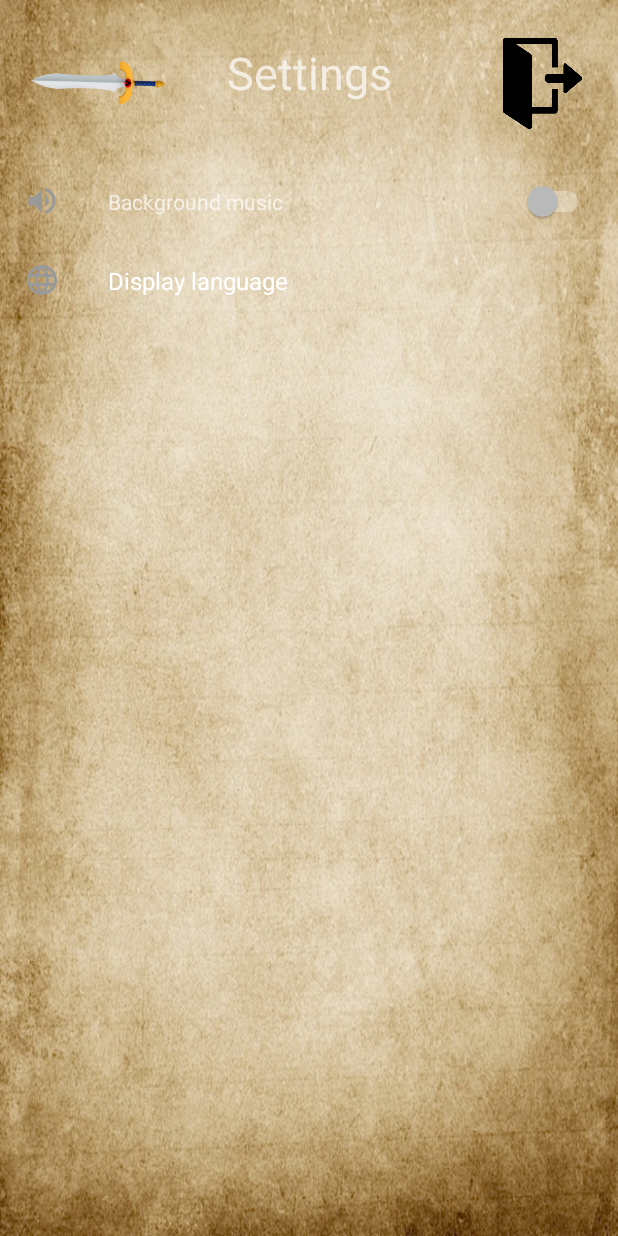
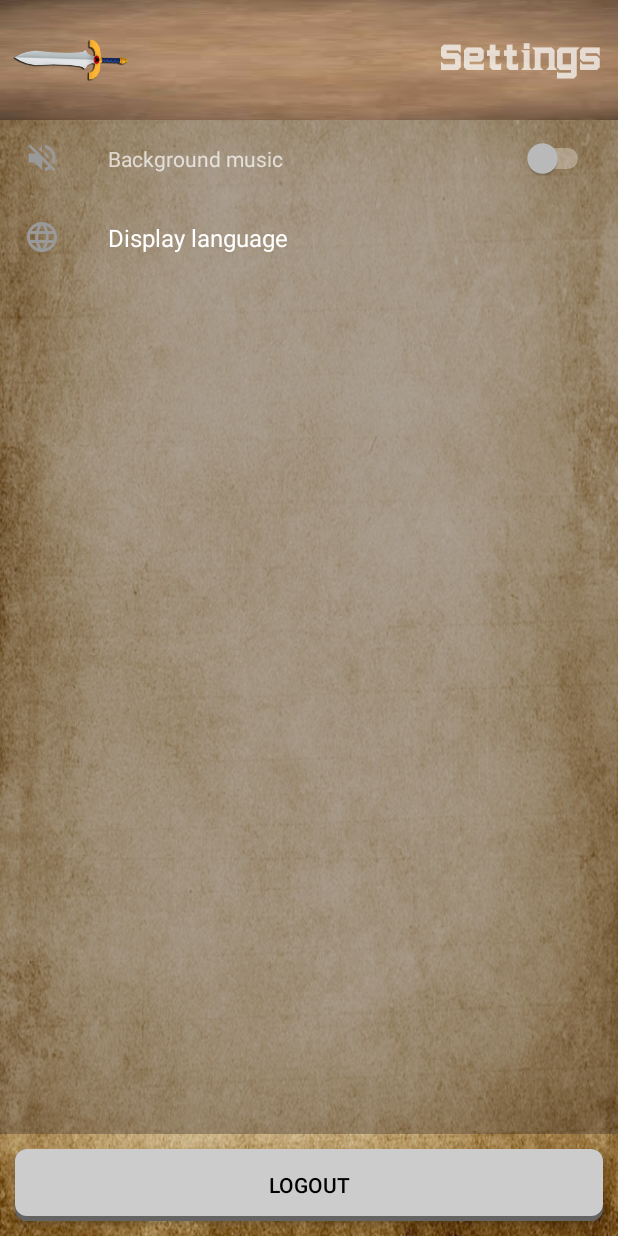
Before and after one commit to svetlinyotov/pmu-android-app, an Android app: the SettingsActivity screen opened directly, with no data from a screen before it, on a phone screen of 412 x 824 dp. Run offline under Robolectric (Android 15) with nearby library versions, the phone set to English and light mode, and no system bars; our stand-ins replace androidx.preference; 1 statement that could not run was skipped.

Commit message:
UI/UX improvements

```diff
--- a/app/src/main/java/com/snsdevelop/tusofia/sem6/pmu/Fragments/SettingsFragment.java
+++ b/app/src/main/java/com/snsdevelop/tusofia/sem6/pmu/Fragments/SettingsFragment.java
@@ -2,6 +2,9 @@ package com.snsdevelop.tusofia.sem6.pmu.Fragments;
 
 
 import android.os.Bundle;
+import android.view.LayoutInflater;
+import android.view.View;
+import android.view.ViewGroup;
 
 import com.snsdevelop.tusofia.sem6.pmu.Helpers.BackgroundMusic;
 import com.snsdevelop.tusofia.sem6.pmu.R;
@@ -21,9 +24,9 @@ public class SettingsFragment extends PreferenceFragmentCompat {
             BackgroundMusic.doBindService(getContext());
             BackgroundMusic.startService(getContext());
             if (StoredData.getBoolean(getContext(), StoredData.SETTINGS_IS_BG_MUSIC_PLAYING)) {
+                settingIsMuted.setIcon(getContext().getDrawable(R.drawable.ic_volume_up_999_24dp));
+            } else {
                 settingIsMuted.setIcon(getContext().getDrawable(R.drawable.ic_volume_off_999_24dp));
-            } else {
-                settingIsMuted.setIcon(getContext().getDrawable(R.drawable.ic_volume_up_999_24dp));
             }
             settingIsMuted.setOnPreferenceChangeListener((preference, o) -> {
                 boolean isPlaying = (boolean) o;
@@ -44,6 +47,15 @@ public class SettingsFragment extends PreferenceFragmentCompat {
     }
 
     @Override
+    public View onCreateView(LayoutInflater inflater, ViewGroup container, Bundle savedInstanceState) {
+        View view = super.onCreateView(inflater, container, savedInstanceState);
+        if (view != null && getActivity() != null) {
+            view.setBackgroundColor(getResources().getColor(R.color.colorSettingsBackground, getActivity().getTheme()));
+        }
+        return view;
+    }
+
+    @Override
     public void onDestroyView() {
         super.onDestroyView();
     }
--- a/app/src/main/java/com/snsdevelop/tusofia/sem6/pmu/SettingsActivity.java
+++ b/app/src/main/java/com/snsdevelop/tusofia/sem6/pmu/SettingsActivity.java
@@ -1,10 +1,12 @@
 package com.snsdevelop.tusofia.sem6.pmu;
 
 import android.os.Bundle;
+import android.widget.Button;
 import android.widget.ImageButton;
 
 import com.snsdevelop.tusofia.sem6.pmu.Fragments.SettingsFragment;
 import com.snsdevelop.tusofia.sem6.pmu.Helpers.Auth;
+import com.snsdevelop.tusofia.sem6.pmu.Utils.AlertDialog;
 
 public class SettingsActivity extends BaseActivity {
 
@@ -20,10 +22,15 @@ public class SettingsActivity extends BaseActivity {
                 .commit();
 
         ImageButton buttonBack = findViewById(R.id.buttonBack);
-        ImageButton buttonLogOut = findViewById(R.id.buttonLogOut);
+        Button buttonLogOut = findViewById(R.id.buttonLogout);
 
         buttonBack.setOnClickListener((v) -> finish());
-        buttonLogOut.setOnClickListener((v) -> Auth.logOut(this));
+        buttonLogOut.setOnClickListener((v) -> new AlertDialog(this).getBuilder()
+                .setTitle("Are you sure you want to logout?")
+                .setPositiveButton("Yes", (dialogInterface, i) -> Auth.logOut(this))
+                .setNegativeButton("No", (dialogInterface, i) -> dialogInterface.cancel())
+                .show()
+        );
 
     }
 
--- a/app/src/main/res/anim/bounce_in.xml
+++ b/app/src/main/res/anim/bounce_in.xml
@@ -4,7 +4,7 @@
     android:interpolator="@android:anim/bounce_interpolator">
 
     <translate
-        android:duration="1000"
+        android:duration="1200"
         android:fromXDelta="0%"
         android:fromYDelta="100%"
         android:toXDelta="0%"
--- /dev/null
+++ b/app/src/main/res/drawable/button_gray_default.xml
@@ -0,0 +1,32 @@
+<?xml version="1.0" encoding="utf-8"?>
+<ripple xmlns:android="http://schemas.android.com/apk/res/android"
+    android:color="#CCC">
+
+    <item>
+        <shape android:shape="rectangle">
+
+            <solid android:color="#646464" />
+            <corners android:radius="8dp" />
+
+        </shape>
+    </item>
+
+    <item
+        android:id="@android:id/mask"
+        android:bottom="5px">
+        <shape android:shape="rectangle">
+            <solid android:color="#fff" />
+            <corners android:radius="8dp" />
+        </shape>
+    </item>
+
+    <item
+        android:id="@android:id/background"
+        android:bottom="5px">
+        <shape android:shape="rectangle">
+            <solid android:color="#CCC" />
+            <corners android:radius="8dp" />
+            <stroke android:color="#222" />
+        </shape>
+    </item>
+</ripple>
--- a/app/src/main/res/layout/activity_settings.xml
+++ b/app/src/main/res/layout/activity_settings.xml
@@ -4,44 +4,59 @@
     android:layout_height="match_parent"
     android:background="@drawable/history_background">
 
+    <RelativeLayout
+        android:id="@+id/layoutTitleSettings"
+        android:layout_width="match_parent"
+        android:layout_height="80dp"
+        android:background="@drawable/old_color"
+        android:orientation="horizontal">
 
         <ImageButton
             android:id="@+id/buttonBack"
-        android:layout_width="110dp"
-        android:layout_height="90dp"
+            android:layout_width="80dp"
+            android:layout_height="30dp"
             android:layout_alignParentStart="true"
-        android:layout_alignParentTop="true"
-        android:layout_marginStart="10dp"
-        android:layout_marginTop="10dp"
-        android:background="@drawable/button_back_color" />
+            android:layout_centerInParent="true"
+            android:layout_marginStart="8dp"
+            android:adjustViewBounds="true"
+            android:background="@drawable/button_back_color"
+            android:contentDescription="@string/description"
+            android:gravity="center_vertical"
+            android:scaleType="fitXY" />
 
-
-    <ImageButton
-        android:id="@+id/buttonLogOut"
-        android:layout_width="60dp"
-        android:layout_height="70dp"
-        android:layout_alignParentTop="true"
-        android:layout_alignParentEnd="true"
-        android:layout_marginTop="20dp"
-        android:layout_marginEnd="20dp"
-        android:background="@drawable/button_logout" />
 
         <TextView
             android:id="@+id/textViewTitleSettings"
-        android:layout_width="match_parent"
+            android:layout_width="wrap_content"
             android:layout_height="wrap_content"
-        android:layout_marginTop="28dp"
-        android:layout_marginBottom="40dp"
-        android:text="Settings"
-        android:textAlignment="center"
+            android:layout_alignParentEnd="true"
+            android:layout_centerInParent="true"
+            android:layout_marginEnd="10dp"
+            android:layout_toEndOf="@id/buttonBack"
+            android:fontFamily="@font/history_lowercase"
+            android:gravity="center_vertical|end"
+            android:text="@string/title_settings"
+            android:textAlignment="viewEnd"
             android:textSize="30sp" />
+
+    </RelativeLayout>
 
     <fragment
         android:id="@+id/fragmentSettings"
         android:name="com.snsdevelop.tusofia.sem6.pmu.Fragments.SettingsFragment"
         android:layout_width="match_parent"
         android:layout_height="0dp"
-        android:layout_below="@id/textViewTitleSettings"
-        android:layout_alignParentBottom="true" />
+        android:layout_above="@id/buttonLogout"
+        android:layout_below="@id/layoutTitleSettings" />
+
+    <Button
+        android:id="@+id/buttonLogout"
+        android:layout_width="match_parent"
+        android:layout_height="wrap_content"
+        android:layout_alignParentBottom="true"
+        android:layout_margin="10dp"
+        android:background="@drawable/button_gray_default"
+        android:text="@string/button_logout"
+        android:textColor="#000" />
 
 </RelativeLayout>
--- a/app/src/main/res/values/colors.xml
+++ b/app/src/main/res/values/colors.xml
@@ -5,4 +5,5 @@
     <color name="colorAccent">#D81B60</color>
 
     <color name="colorPreloadBackground">#FFFFFF</color>
+    <color name="colorSettingsBackground">#6A493A34</color>
 </resources>
--- a/app/src/main/res/values/strings.xml
+++ b/app/src/main/res/values/strings.xml
@@ -19,4 +19,8 @@
     <string name="settings_language">Display language</string>
     <string name="settings_language_bg">Bulgarian</string>
     <string name="settings_language_en">English</string>
+    <string name="description">Description</string>
+    <string name="button_start_game">START GAME</string>
+    <string name="title_settings">Settings</string>
+    <string name="button_logout">Logout</string>
 </resources>
```
Also changed, not shown: app/src/main/AndroidManifest.xml (+6 -6 lines), app/src/main/java/com/snsdevelop/tusofia/sem6/pmu/LocationsActivity.java (+14 -4 lines), app/src/main/res/drawable/background_progress_bar.xml (added, +8 -0 lines), app/src/main/res/layout/activity_locations.xml (+26 -2 lines), app/src/main/res/drawable/button_back_color.png, app/src/main/res/font/history_lowercase.ttf (added). Lines whose indentation alone changed are shown as unchanged.
